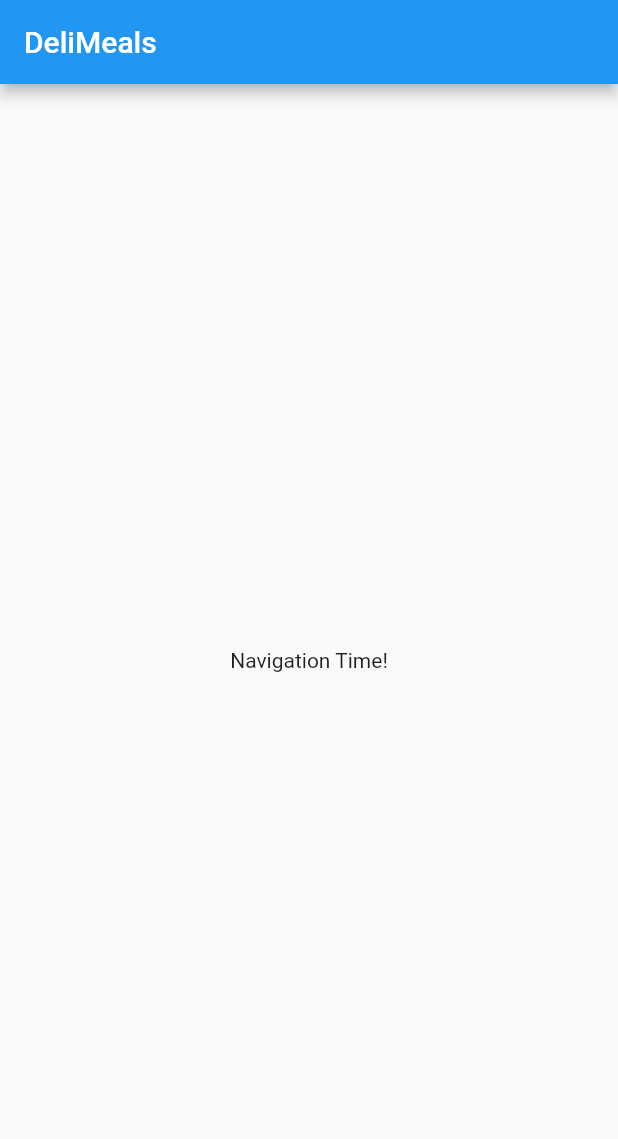
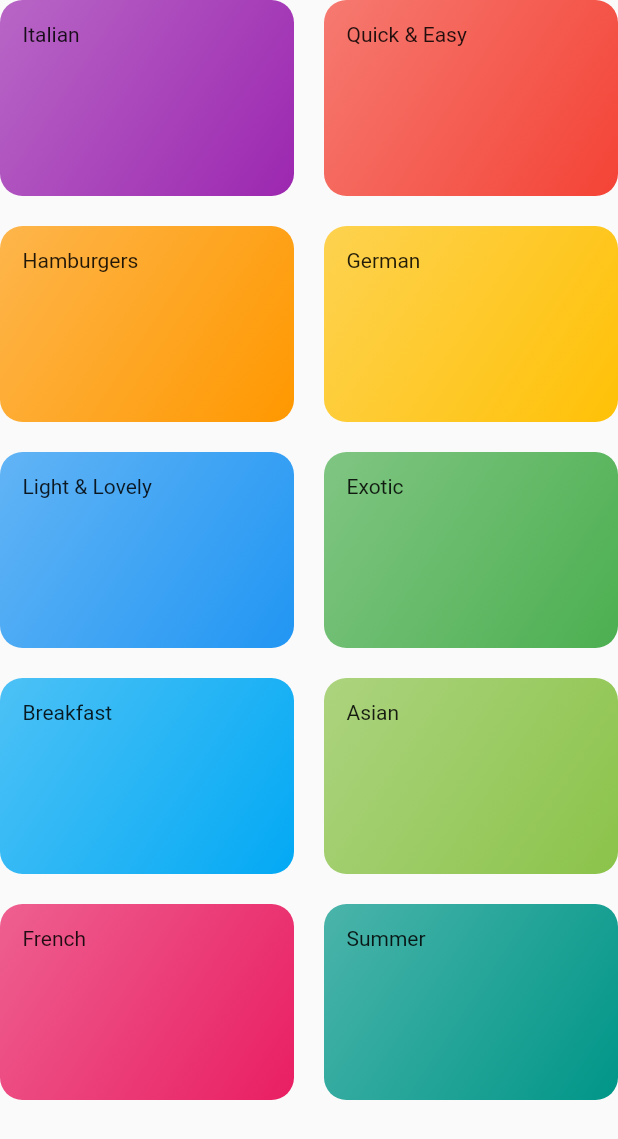
Before and after one commit to PtrkH/flutter_meals_app, a Flutter app: the screen it shows after launch, on a phone screen of 412 x 824 dp. Shown: the top 1139 px of the screen. Run offline on Flutter 3.47's test engine with Material 2 defaults, Android fonts, the phone set to English and light mode, and no system bars.

Commit message:
Added categories screen, updated README

```diff
--- /dev/null
+++ b/lib/categories_screen.dart
@@ -0,0 +1,24 @@
+import 'package:flutter/material.dart';
+import 'dummy_data.dart';
+
+import 'dummy_data.dart';
+import 'category_item.dart';
+
+class CategoriesScreen extends StatelessWidget {
+  @override
+  Widget build(BuildContext context) {
+    return Scaffold(
+      body: GridView(
+        children: DUMMY_CATEGORIES
+            .map((catData) => CategoryItem(catData.title, catData.color))
+            .toList(),
+        gridDelegate: SliverGridDelegateWithMaxCrossAxisExtent(
+          maxCrossAxisExtent: 200,
+          childAspectRatio: 3 / 2,
+          crossAxisSpacing: 20,
+          mainAxisSpacing: 20,
+        ),
+      ),
+    );
+  }
+}
--- /dev/null
+++ b/lib/category_item.dart
@@ -0,0 +1,27 @@
+import 'package:flutter/material.dart';
+
+class CategoryItem extends StatelessWidget {
+  final String title;
+  final Color color;
+
+  CategoryItem(this.title, this.color);
+
+  @override
+  Widget build(BuildContext context) {
+    return Container(
+      padding: const EdgeInsets.all(15),
+      child: Text(title),
+      decoration: BoxDecoration(
+        gradient: LinearGradient(
+          colors: [
+            color.withOpacity(0.7),
+            color,
+          ],
+          begin: Alignment.topLeft,
+          end: Alignment.bottomRight,
+        ),
+        borderRadius: BorderRadius.circular(15),
+      ),
+    );
+  }
+}
--- a/lib/dummy_data.dart
+++ b/lib/dummy_data.dart
@@ -1,6 +1,6 @@
-/*import 'package:flutter/material.dart';
+import 'package:flutter/material.dart';
 
-import '../models/category.dart';
+import './models/category.dart';
 
 const DUMMY_CATEGORIES = const [
   Category(
@@ -54,4 +54,3 @@ const DUMMY_CATEGORIES = const [
     color: Colors.teal,
   ),
 ];
-*/
--- a/lib/main.dart
+++ b/lib/main.dart
@@ -1,4 +1,6 @@
 import 'package:flutter/material.dart';
+
+import 'categories_screen.dart';
 
 void main() => runApp(MyApp());
 
@@ -10,26 +12,7 @@ class MyApp extends StatelessWidget {
       theme: ThemeData(
         primarySwatch: Colors.blue,
       ),
-      home: MyHomePage(),
+      home: CategoriesScreen(),
     );
   }
 }
-
-class MyHomePage extends StatefulWidget {
-  @override
-  _MyHomePageState createState() => _MyHomePageState();
-}
-
-class _MyHomePageState extends State<MyHomePage> {
-  @override
-  Widget build(BuildContext context) {
-    return Scaffold(
-      appBar: AppBar(
-        title: Text('DeliMeals'),
-      ),
-      body: Center(
-        child: Text('Navigation Time!'),
-      ),
-    );
-  }
-}
--- /dev/null
+++ b/lib/models/category.dart
@@ -0,0 +1,13 @@
+import 'package:flutter/material.dart';
+
+class Category {
+  final String id;
+  final String title;
+  final Color color;
+
+  const Category({
+    @required this.id,
+    @required this.title,
+    this.color = Colors.orange,
+  });
+}
```
Also changed, not shown: 3 other files.
